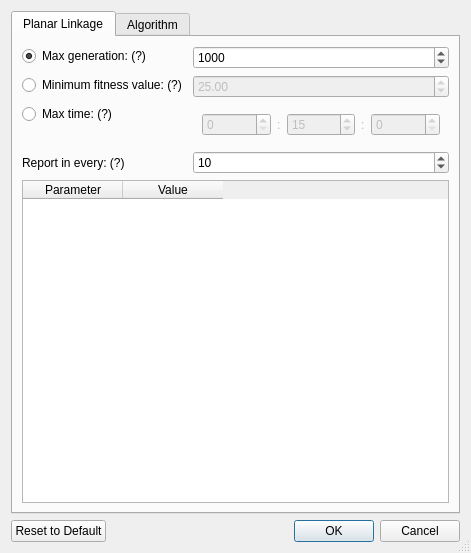
Before: the Qt Designer form core/synthesis/DimensionalSynthesis/DimensionalSynthesis_dialog/options.ui in KmolYuan/Pyslvs-UI, drawn with Qt 5.
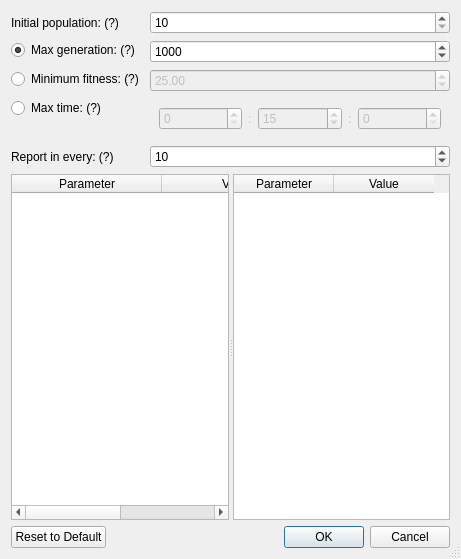
After: the same form once the commit is applied. Icons and pictures are not drawn.

Commit message: UI improvements of algorithm option dialog and GUI console.

Diff of the .ui file:
```diff
--- a/core/synthesis/DimensionalSynthesis/DimensionalSynthesis_dialog/options.ui
+++ b/core/synthesis/DimensionalSynthesis/DimensionalSynthesis_dialog/options.ui
@@ -6,8 +6,8 @@
    <rect>
     <x>0</x>
     <y>0</y>
-    <width>471</width>
-    <height>553</height>
+    <width>461</width>
+    <height>559</height>
    </rect>
   </property>
   <property name="windowTitle">
@@ -25,15 +25,8 @@
   </property>
   <layout class="QVBoxLayout" name="verticalLayout">
    <item>
-    <widget class="QTabWidget" name="settings_tab">
-     <widget class="QWidget" name="planarlinkage_tab">
-      <attribute name="title">
-       <string>Planar Linkage</string>
-      </attribute>
-      <layout class="QVBoxLayout" name="verticalLayout_2">
-       <item>
         <layout class="QFormLayout" name="formLayout">
-         <item row="1" column="0">
+     <item row="2" column="0">
           <widget class="QRadioButton" name="maxGen_option">
            <property name="toolTip">
             <string>&lt;html&gt;&lt;head/&gt;&lt;body&gt;&lt;p&gt;This parameter determines the generations of evolution.&lt;/p&gt;&lt;p&gt;If the value set to 0, algorithm will stop only when you clicked the interrupt button.&lt;/p&gt;&lt;/body&gt;&lt;/html&gt;</string>
@@ -46,7 +39,7 @@
            </property>
           </widget>
          </item>
-         <item row="1" column="1">
+     <item row="2" column="1">
           <widget class="QSpinBox" name="maxGen">
            <property name="minimum">
             <number>0</number>
@@ -62,17 +55,17 @@
            </property>
           </widget>
          </item>
-         <item row="2" column="0">
+     <item row="3" column="0">
           <widget class="QRadioButton" name="minFit_option">
            <property name="toolTip">
             <string>&lt;html&gt;&lt;head/&gt;&lt;body&gt;&lt;p&gt;This parameter determines the last fitness of evolution.&lt;/p&gt;&lt;p&gt;If the value set to 0, algorithm will stop only when you clicked the interrupt button.&lt;/p&gt;&lt;/body&gt;&lt;/html&gt;</string>
            </property>
            <property name="text">
-            <string>Minimum fitness value: (?)</string>
+        <string>Minimum fitness: (?)</string>
            </property>
           </widget>
          </item>
-         <item row="2" column="1">
+     <item row="3" column="1">
           <widget class="QDoubleSpinBox" name="minFit">
            <property name="enabled">
             <bool>false</bool>
@@ -85,7 +78,7 @@
            </property>
           </widget>
          </item>
-         <item row="4" column="0">
+     <item row="5" column="0">
           <widget class="QLabel" name="report_label">
            <property name="toolTip">
             <string>&lt;html&gt;&lt;head/&gt;&lt;body&gt;&lt;p&gt;If the value set to 0, algorithm will report in every 10 generations.&lt;/p&gt;&lt;/body&gt;&lt;/html&gt;</string>
@@ -95,14 +88,14 @@
            </property>
           </widget>
          </item>
-         <item row="4" column="1">
+     <item row="5" column="1">
           <widget class="QSpinBox" name="report">
            <property name="value">
             <number>10</number>
            </property>
           </widget>
          </item>
-         <item row="3" column="0">
+     <item row="4" column="0">
           <widget class="QRadioButton" name="maxTime_option">
            <property name="toolTip">
             <string>&lt;html&gt;&lt;head/&gt;&lt;body&gt;&lt;p&gt;This parameter determines the times of evolution.&lt;/p&gt;&lt;p&gt;If the value set to 0, algorithm will stop only when you clicked the interrupt button.&lt;/p&gt;&lt;/body&gt;&lt;/html&gt;</string>
@@ -112,18 +105,14 @@
            </property>
           </widget>
          </item>
-         <item row="3" column="1">
+     <item row="4" column="1">
           <widget class="QWidget" name="maxTime" native="true">
            <property name="enabled">
             <bool>false</bool>
            </property>
            <layout class="QHBoxLayout" name="horizontalLayout_2">
             <item>
-             <widget class="QSpinBox" name="maxTime_h">
-              <property name="maximum">
-               <number>24</number>
-              </property>
-             </widget>
+         <widget class="QSpinBox" name="maxTime_h"/>
             </item>
             <item>
              <widget class="QLabel" name="label_2">
@@ -174,54 +163,17 @@
            </layout>
           </widget>
          </item>
-        </layout>
-       </item>
-       <item>
-        <widget class="QTableWidget" name="PLTable">
-         <column>
-          <property name="text">
-           <string>Parameter</string>
-          </property>
-         </column>
-         <column>
-          <property name="text">
-           <string>Value</string>
-          </property>
-         </column>
-        </widget>
-       </item>
-      </layout>
-     </widget>
-     <widget class="QWidget" name="algorithm_tab">
-      <attribute name="title">
-       <string>Algorithm</string>
-      </attribute>
-      <layout class="QVBoxLayout" name="verticalLayout_3">
-       <property name="leftMargin">
-        <number>6</number>
-       </property>
-       <property name="topMargin">
-        <number>6</number>
-       </property>
-       <property name="rightMargin">
-        <number>6</number>
-       </property>
-       <property name="bottomMargin">
-        <number>6</number>
-       </property>
-       <item>
-        <layout class="QHBoxLayout" name="horizontalLayout_3">
-         <item>
+     <item row="1" column="0">
           <widget class="QLabel" name="label">
            <property name="toolTip">
             <string>&lt;html&gt;&lt;head/&gt;&lt;body&gt;&lt;p&gt;The greater the number will make possibilities more available, but will result in longer selection times.&lt;/p&gt;&lt;/body&gt;&lt;/html&gt;</string>
            </property>
            <property name="text">
-            <string>The first generation of the population: (?)</string>
+        <string>Initial population: (?)</string>
            </property>
           </widget>
          </item>
-         <item>
+     <item row="1" column="1">
           <widget class="QSpinBox" name="popSize">
            <property name="minimum">
             <number>10</number>
@@ -237,6 +189,16 @@
         </layout>
        </item>
        <item>
+    <widget class="QSplitter" name="splitter">
+     <property name="sizePolicy">
+      <sizepolicy hsizetype="Preferred" vsizetype="Expanding">
+       <horstretch>0</horstretch>
+       <verstretch>0</verstretch>
+      </sizepolicy>
+     </property>
+     <property name="orientation">
+      <enum>Qt::Horizontal</enum>
+     </property>
         <widget class="QTableWidget" name="APTable">
          <attribute name="horizontalHeaderDefaultSectionSize">
           <number>150</number>
@@ -255,8 +217,17 @@
           </property>
          </column>
         </widget>
-       </item>
-      </layout>
+     <widget class="QTableWidget" name="PLTable">
+      <column>
+       <property name="text">
+        <string>Parameter</string>
+       </property>
+      </column>
+      <column>
+       <property name="text">
+        <string>Value</string>
+       </property>
+      </column>
      </widget>
     </widget>
    </item>
```
Left out of the diff: 5 changed lines with no effect on the pictures. Lines whose indentation alone changed are shown as unchanged. The commit also changes 9 other files.
